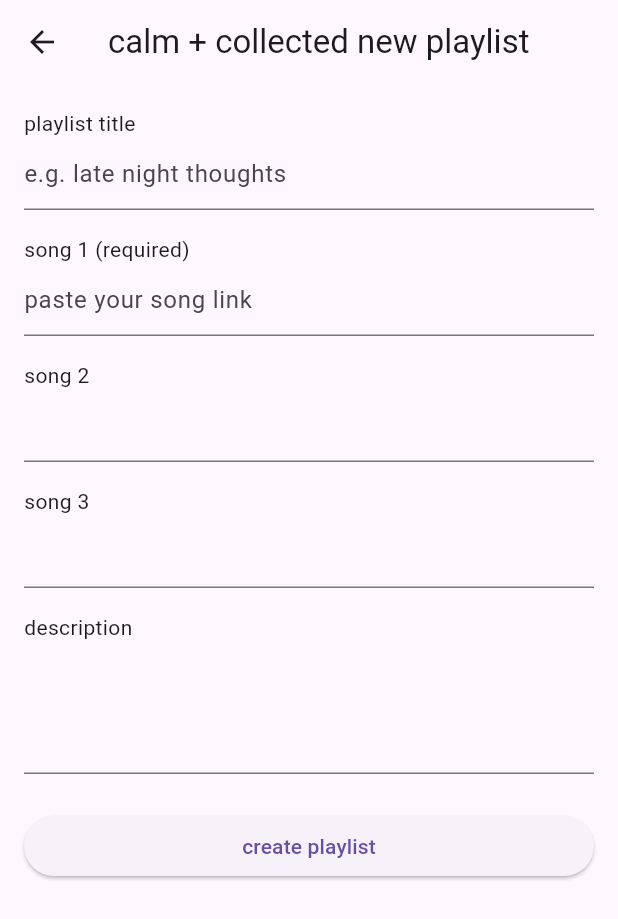
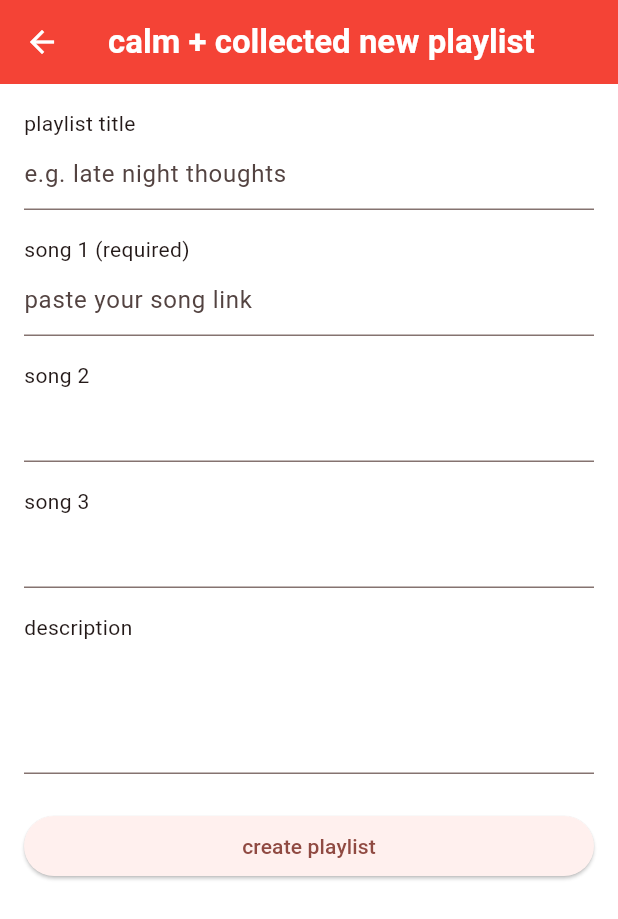
Before and after one commit to rejoicephilip/harmonylink, a Flutter app: the screen it shows after launch, after a tap on "calm + collected", on a phone screen of 412 x 824 dp. Shown: the top 919 px of the screen. Run offline on Flutter 3.47's test engine with Material 3 defaults, Android fonts, the phone set to English and light mode, and no system bars; our stand-ins replace cloud_firestore, firebase_auth, firebase_core, shared_preferences; accounts and stored records are empty; network calls fail.

Commit message:
theme switch victory
refs:

https://blog.logrocket.com/dynamic-theme-switcher-flutter/

https://medium.com/flutter-community/create-a-theme-and-primary-color-switcher-for-your-flutter-app-using-provider-fd334dd7d761

https://www.freecodecamp.org/news/theming-and-customization-in-flutter-a-handbook-for-developers/

```diff
--- a/lib/main.dart
+++ b/lib/main.dart
@@ -32,7 +32,13 @@ class HarmonyLinkApp extends StatelessWidget {
   Widget build(BuildContext context) {
     return MultiProvider(
       providers: [
-        ChangeNotifierProvider(create: (_) => ThemeProvider()),
+        ChangeNotifierProvider(
+          create: (_) {
+            final provider = ThemeProvider();
+            provider.loadTheme();
+            return provider;
+          },
+          ),
         ChangeNotifierProvider(create: (_) => PlaylistProvider()),
       ],
       child: Consumer<ThemeProvider>(
--- a/lib/providers/theme_provider.dart
+++ b/lib/providers/theme_provider.dart
@@ -1,16 +1,47 @@
 import 'package:flutter/material.dart';
+import 'package:shared_preferences/shared_preferences.dart';
 
 class ThemeProvider extends ChangeNotifier {
   MaterialColor _themeColor = Colors.blue;
 
   MaterialColor get themeColor => _themeColor;
 
-  ThemeData get currentTheme => ThemeData(
-    primarySwatch: _themeColor,
+ ThemeData get currentTheme {
+  final color = _themeColor;
+  return ThemeData(
+    useMaterial3: true,
+    colorScheme: ColorScheme.fromSeed(
+      seedColor: color,
+      brightness: Brightness.light,
+    ),
+    scaffoldBackgroundColor: Colors.white,
+    appBarTheme: AppBarTheme(
+      backgroundColor: color.shade500,
+      foregroundColor: Colors.white,
+      elevation: 0,
+    ),
+    floatingActionButtonTheme: FloatingActionButtonThemeData(
+      backgroundColor: color,
+      foregroundColor: Colors.white,
+    ),
+    textTheme: const TextTheme(
+      titleLarge: TextStyle(fontWeight: FontWeight.bold),
+      bodyMedium: TextStyle(fontSize: 14),
+    ),
   );
+}
 
-void setTheme(MaterialColor newColor) {
+Future<void> loadTheme() async {
+  final prefs = await SharedPreferences.getInstance();
+  final index = prefs.getInt('themeColorIndex') ?? 0;
+  _themeColor = Colors.primaries[index];
+  notifyListeners();
+}
+void setTheme(MaterialColor newColor) async {
   _themeColor = newColor;
   notifyListeners();
+
+  final prefs = await SharedPreferences.getInstance();
+  prefs.setInt('themeColorIndex', Colors.primaries.indexOf(newColor));
 }
 }
--- a/pubspec.yaml
+++ b/pubspec.yaml
@@ -35,6 +35,7 @@ dependencies:
   firebase_core: ^3.7.0
   firebase_auth: ^5.4.0
   cloud_firestore: ^5.5.0
+  shared_preferences: ^2.2.2
 
 
   # The following adds the Cupertino Icons font to your application.
```
Also changed, not shown: lib/screens/theme_selector_screen.dart (+19 -4 lines), pubspec.lock, 1 other file.
